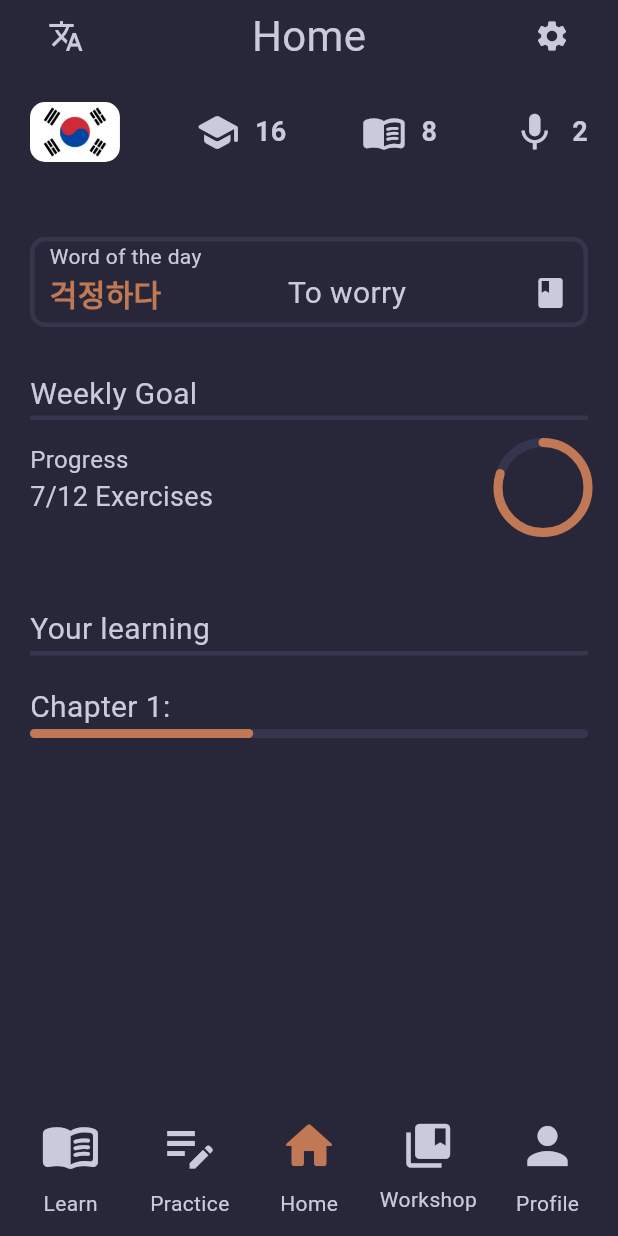
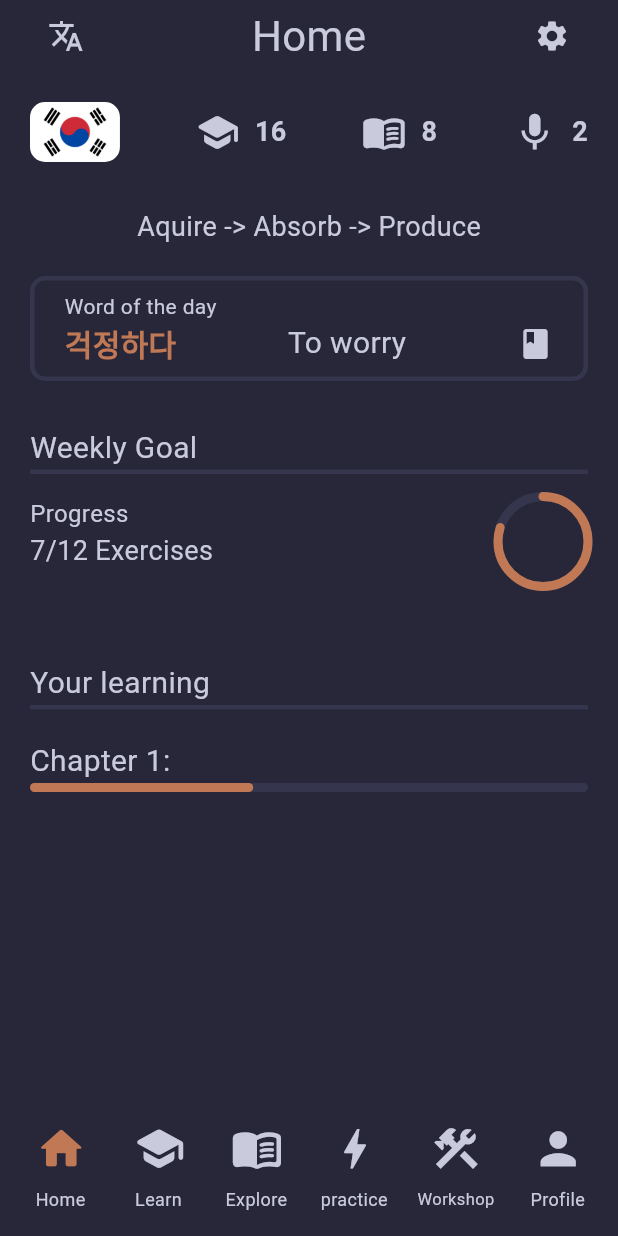
Before and after one commit to Tavin-H/LanguageApp, a Flutter app: the screen it shows after launch, on a phone screen of 412 x 824 dp. Run offline on Flutter 3.47's test engine with Material 3 defaults, Android fonts, the phone set to English and light mode, and no system bars; our stand-ins replace audioplayers; missing offline and left inert: flutter_flip_card, page_flip.

Commit message:
Changed Navbar, homescreen, and Flashcard screen

```diff
--- a/flash_fluent/lib/custom-widgets/navbar.dart
+++ b/flash_fluent/lib/custom-widgets/navbar.dart
@@ -13,56 +13,7 @@ class Navbar extends StatelessWidget {
         mainAxisAlignment: MainAxisAlignment.spaceEvenly,
         children: [
           SizedBox(
-            width: 65,
-            child: Column(
-              mainAxisAlignment: MainAxisAlignment.center,
-              children: [
-                IconButton(
-                  onPressed: () {
-                    if (ModalRoute.of(context)?.settings.name != '/learn') {
-                      Navigator.pushNamed(context, '/learn');
-                    }
-                  },
-                  icon: Icon(
-                    Icons.menu_book_rounded,
-                    size: 40,
-                    color: ModalRoute.of(context)?.settings.name == '/learn'
-                        ? AppColours.orange
-                        : AppColours.foreground,
-                  ),
-                ),
-                Text("Learn", style: TextStyle(color: AppColours.foreground)),
-              ],
-            ),
-          ),
-          SizedBox(
-            width: 65,
-            child: Column(
-              mainAxisAlignment: MainAxisAlignment.center,
-              children: [
-                IconButton(
-                  onPressed: () {
-                    if (ModalRoute.of(context)?.settings.name != '/practice') {
-                      Navigator.pushNamed(context, '/practice');
-                    }
-                  },
-                  icon: Icon(
-                    Icons.edit_note,
-                    size: 40,
-                    color: ModalRoute.of(context)?.settings.name == '/practice'
-                        ? AppColours.orange
-                        : AppColours.foreground,
-                  ),
-                ),
-                Text(
-                  "Practice",
-                  style: TextStyle(color: AppColours.foreground),
-                ),
-              ],
-            ),
-          ),
-          SizedBox(
-            width: 65,
+            width: 50,
             child: Column(
               mainAxisAlignment: MainAxisAlignment.center,
               children: [
@@ -75,18 +26,100 @@ class Navbar extends StatelessWidget {
                   },
                   icon: Icon(
                     Icons.home_rounded,
-                    size: 40,
+                    size: 35,
                     color: ModalRoute.of(context)?.settings.name == '/'
                         ? AppColours.orange
                         : AppColours.foreground,
                   ),
                 ),
-                Text("Home", style: TextStyle(color: AppColours.foreground)),
+                Text(
+                  "Home",
+                  style: TextStyle(color: AppColours.foreground, fontSize: 12),
+                ),
               ],
             ),
           ),
           SizedBox(
-            width: 65,
+            width: 50,
+            child: Column(
+              mainAxisAlignment: MainAxisAlignment.center,
+              children: [
+                IconButton(
+                  onPressed: () {
+                    if (ModalRoute.of(context)?.settings.name != '/learn') {
+                      Navigator.pushNamed(context, '/learn');
+                    }
+                  },
+                  icon: Icon(
+                    Icons.school_rounded,
+                    size: 35,
+                    color: ModalRoute.of(context)?.settings.name == '/learn'
+                        ? AppColours.orange
+                        : AppColours.foreground,
+                  ),
+                ),
+                Text(
+                  "Learn",
+                  style: TextStyle(color: AppColours.foreground, fontSize: 12),
+                ),
+              ],
+            ),
+          ),
+
+          SizedBox(
+            width: 50,
+            child: Column(
+              mainAxisAlignment: MainAxisAlignment.center,
+              children: [
+                IconButton(
+                  onPressed: () {
+                    if (ModalRoute.of(context)?.settings.name != '/practice') {
+                      Navigator.pushNamed(context, '/practice');
+                    }
+                  },
+                  icon: Icon(
+                    Icons.menu_book_rounded,
+                    size: 35,
+                    color: ModalRoute.of(context)?.settings.name == '/practice'
+                        ? AppColours.orange
+                        : AppColours.foreground,
+                  ),
+                ),
+                Text(
+                  "Explore",
+                  style: TextStyle(color: AppColours.foreground, fontSize: 12),
+                ),
+              ],
+            ),
+          ),
+          SizedBox(
+            width: 50,
+            child: Column(
+              mainAxisAlignment: MainAxisAlignment.center,
+              children: [
+                IconButton(
+                  onPressed: () {
+                    if (ModalRoute.of(context)?.settings.name != '/learn') {
+                      Navigator.pushNamed(context, '/learn');
+                    }
+                  },
+                  icon: Icon(
+                    Icons.bolt,
+                    size: 35,
+                    color: ModalRoute.of(context)?.settings.name == '/learn'
+                        ? AppColours.foreground
+                        : AppColours.foreground,
+                  ),
+                ),
+                Text(
+                  "practice",
+                  style: TextStyle(color: AppColours.foreground, fontSize: 12),
+                ),
+              ],
+            ),
+          ),
+          SizedBox(
+            width: 55,
             child: Column(
               mainAxisAlignment: MainAxisAlignment.center,
               children: [
@@ -97,7 +130,7 @@ class Navbar extends StatelessWidget {
                     }
                   },
                   icon: Icon(
-                    Icons.collections_bookmark,
+                    Icons.construction,
                     size: 35,
                     color: ModalRoute.of(context)?.settings.name == '/bookmarks'
                         ? AppColours.orange
@@ -106,13 +139,13 @@ class Navbar extends StatelessWidget {
                 ),
                 Text(
                   "Workshop",
-                  style: TextStyle(color: AppColours.foreground),
+                  style: TextStyle(color: AppColours.foreground, fontSize: 11),
                 ),
               ],
             ),
           ),
           SizedBox(
-            width: 65,
+            width: 50,
             child: Column(
               mainAxisAlignment: MainAxisAlignment.center,
               children: [
@@ -120,13 +153,16 @@ class Navbar extends StatelessWidget {
                   onPressed: () {},
                   icon: Icon(
                     Icons.person,
-                    size: 40,
+                    size: 35,
                     color: ModalRoute.of(context)?.settings.name == '/profile'
                         ? AppColours.orange
                         : AppColours.foreground,
                   ),
                 ),
-                Text("Profile", style: TextStyle(color: AppColours.foreground)),
+                Text(
+                  "Profile",
+                  style: TextStyle(color: AppColours.foreground, fontSize: 12),
+                ),
               ],
             ),
           ),
--- a/flash_fluent/lib/screens/home_screen.dart
+++ b/flash_fluent/lib/screens/home_screen.dart
@@ -170,9 +170,20 @@ class _HomeScreenState extends State<HomeScreen> {
                       IconStat(icon: Icons.mic, progress: 2),
                     ],
                   ),
-                  SizedBox(height: 50),
+                  SizedBox(height: 30),
+                  Center(
+                    child: Text(
+                      "Aquire -> Absorb -> Produce",
+                      style: TextStyle(
+                        color: AppColours.foreground,
+                        fontSize: 18,
+                      ),
+                    ),
+                  ),
+
+                  SizedBox(height: 20),
                   Container(
-                    height: 60,
+                    height: 70,
                     width: double.infinity,
                     decoration: BoxDecoration(
                       borderRadius: BorderRadius.circular(10),
@@ -182,20 +193,39 @@ class _HomeScreenState extends State<HomeScreen> {
                       ),
                     ),
                     child: Padding(
-										  padding: const EdgeInsets.symmetric(horizontal: 10.0),
+                      padding: const EdgeInsets.symmetric(horizontal: 20.0),
                       child: Column(
+                        mainAxisAlignment: MainAxisAlignment.center,
                         crossAxisAlignment: CrossAxisAlignment.start,
                         children: [
-										  Text("Word of the day",style: TextStyle(color: AppColours.foreground)),
+                          Text(
+                            "Word of the day",
+                            style: TextStyle(color: AppColours.foreground),
+                          ),
                           Row(
                             mainAxisAlignment: MainAxisAlignment.spaceBetween,
                             children: [
-											Text("걱정하다", style: TextStyle(color: AppColours.orange, fontSize: 20, fontWeight: FontWeight.bold),),
+                              Text(
+                                "걱정하다",
+                                style: TextStyle(
+                                  color: AppColours.orange,
+                                  fontSize: 20,
+                                  fontWeight: FontWeight.bold,
+                                ),
+                              ),
 
-											Text("To worry", style: TextStyle(color: AppColours.foreground, fontSize: 20),),
-											Icon(Icons.book, color: AppColours.foreground,),
-											],)
-										  ],),
+                              Text(
+                                "To worry",
+                                style: TextStyle(
+                                  color: AppColours.foreground,
+                                  fontSize: 20,
+                                ),
+                              ),
+                              Icon(Icons.book, color: AppColours.foreground),
+                            ],
+                          ),
+                        ],
+                      ),
                     ),
                   ),
                   SizedBox(height: 30),
--- a/flash_fluent/lib/utils/user_data.dart
+++ b/flash_fluent/lib/utils/user_data.dart
@@ -40,3 +40,5 @@ List<FlashcardDeck> flashcardDecks = [
 ];
 
 List<Bookmark> userBookmarks = [];
+
+class ChapterData {}
--- a/flash_fluent/pubspec.yaml
+++ b/flash_fluent/pubspec.yaml
@@ -39,6 +39,7 @@ dependencies:
   cupertino_icons: ^1.0.8
   page_flip: ^0.2.5+1
   audioplayers: ^6.6.0
+  flutter_flip_card: ^0.0.6
 
 dev_dependencies:
   flutter_test:
```
Also changed, not shown: flash_fluent/lib/screens/flashcard_practice.dart (+72 -4 lines), flash_fluent/lib/screens/practice_screen.dart (+28 -7 lines). Lines whose indentation alone changed are shown as unchanged.
